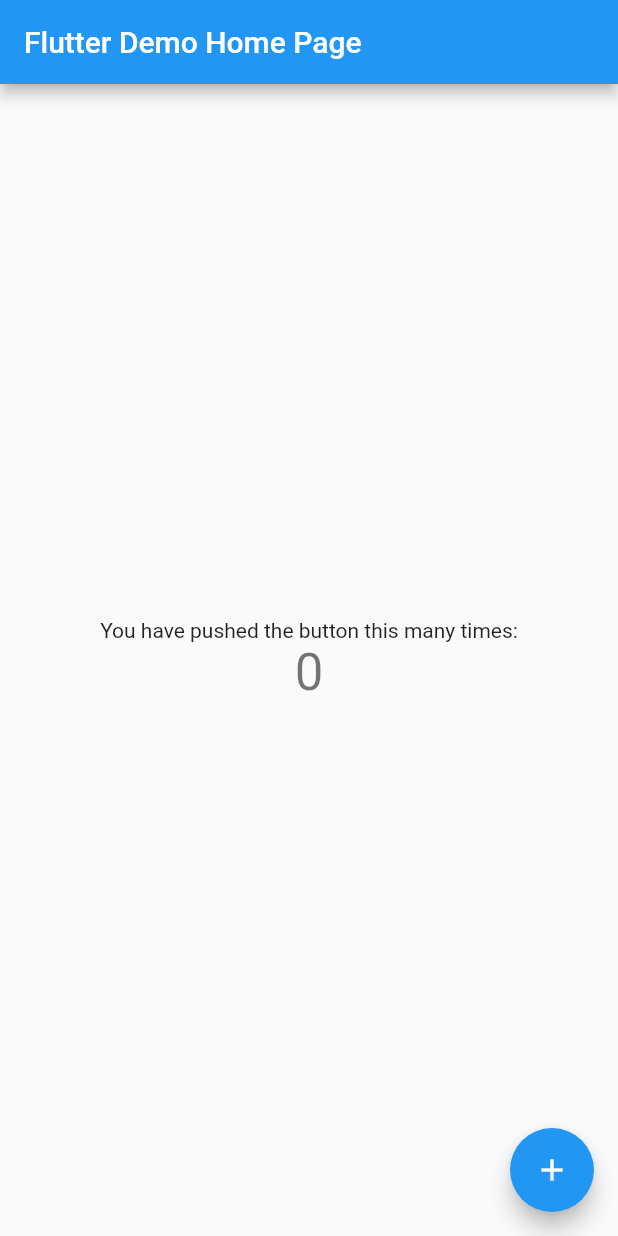
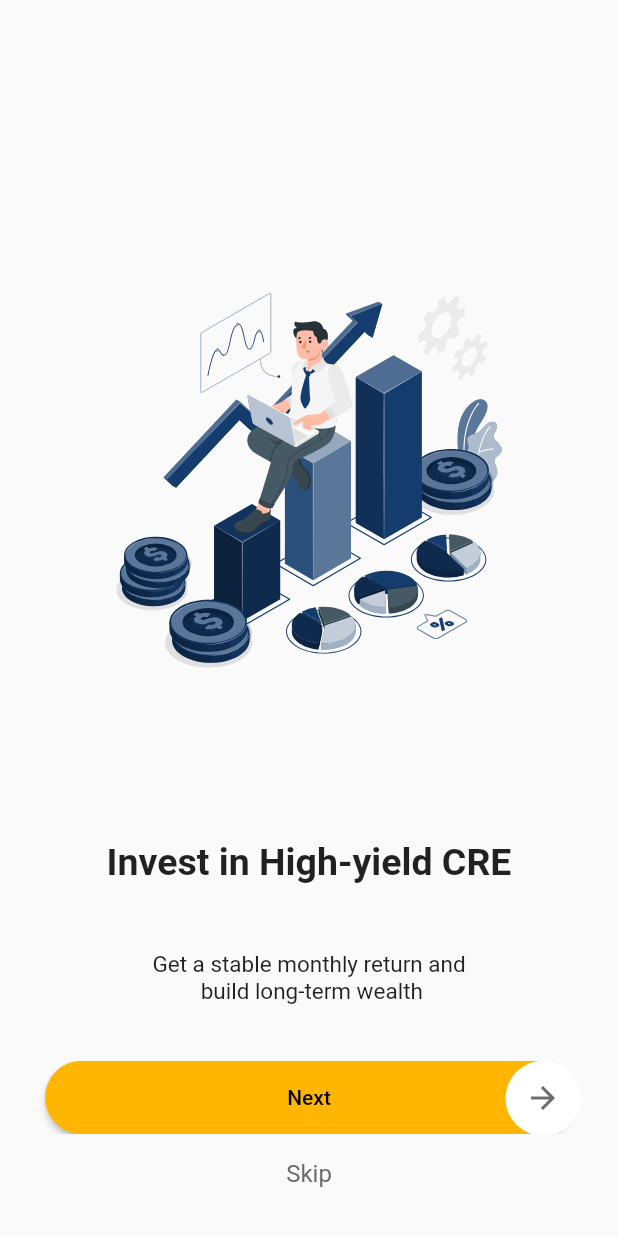
Before and after one commit to kishan06/freeU, a Flutter app: the screen it shows after launch, on a phone screen of 412 x 824 dp. Run offline on Flutter 3.47's test engine with Material 2 defaults, Android fonts, the phone set to English and light mode, and no system bars; our stand-ins replace flutter_native_splash, flutter_screenutil, flutter_svg, fluttertoast, get; Roboto replaces fonts that are missing (Productsans).

Commit message:
splash screen

```diff
--- /dev/null
+++ b/lib/Utils/textStyle.dart
@@ -0,0 +1,9 @@
+import 'package:flutter/material.dart';
+import 'package:flutter_screenutil/flutter_screenutil.dart';
+
+TextStyle blackStyle(BuildContext context) => TextStyle(
+      color: Colors.black,
+      fontFamily: 'Product sans',
+      fontSize: 16.sm,
+      fontWeight: FontWeight.w500,
+    );
--- /dev/null
+++ b/lib/login/content_model.dart
@@ -0,0 +1,23 @@
+class UnbordingContent {
+  String image;
+  String title;
+  String content;
+
+  UnbordingContent(
+      {required this.image, required this.title, required this.content});
+}
+
+List<UnbordingContent> contents = [
+  UnbordingContent(
+      title: 'Invest in High-yield CRE',
+      image: 'assets/images/slider1.svg',
+      content: "Get a stable monthly return and\n build long-term wealth"),
+  UnbordingContent(
+      title: 'Track Your Portfolio',
+      image: 'assets/images/slider2.svg',
+      content: "See how your investments are performing.\n anytime, anywhere"),
+  UnbordingContent(
+      title: 'Get Regular Updates ',
+      image: 'assets/images/slider3.svg',
+      content: "Get notified on payouts, updates,\n and new opportunities"),
+];
--- /dev/null
+++ b/lib/login/login.dart
@@ -0,0 +1,19 @@
+import 'package:flutter/material.dart';
+import 'package:flutter/src/widgets/container.dart';
+import 'package:flutter/src/widgets/framework.dart';
+
+class Login extends StatefulWidget {
+  const Login({super.key});
+
+  @override
+  State<Login> createState() => _LoginState();
+}
+
+class _LoginState extends State<Login> {
+  @override
+  Widget build(BuildContext context) {
+    return Container(
+      color: Colors.red,
+    );
+  }
+}
--- /dev/null
+++ b/lib/login/splash.dart
@@ -0,0 +1,41 @@
+import 'dart:async';
+
+import 'package:flutter/material.dart';
+import 'package:flutter_native_splash/flutter_native_splash.dart';
+import 'package:freeu/login/splashslider.dart';
+import 'package:get/get.dart';
+
+class Splash extends StatefulWidget {
+  const Splash({Key? key}) : super(key: key);
+
+  @override
+  State<Splash> createState() => _SplashState();
+}
+
+class _SplashState extends State<Splash> {
+  @override
+  Widget build(BuildContext context) {
+    Timer(
+        Duration(seconds: 2),
+        () => Navigator.of(context).pushReplacement(MaterialPageRoute(
+            builder: (BuildContext context) => Splashslider())));
+
+    return Scaffold(
+      body: Container(
+        color: Color(0xFF143C6D),
+        child: Center(
+          child: Column(
+              crossAxisAlignment: CrossAxisAlignment.center,
+              mainAxisAlignment: MainAxisAlignment.center,
+              children: [
+                Image.asset(
+                  'assets/images/freeulogo.png',
+                  height: 150.0,
+                  width: 150.0,
+                ),
+              ]),
+        ),
+      ),
+    );
+  }
+}
--- /dev/null
+++ b/lib/login/splashslider.dart
@@ -0,0 +1,289 @@
+import 'package:flutter/material.dart';
+import 'package:flutter/services.dart';
+import 'package:flutter_screenutil/flutter_screenutil.dart';
+import 'package:flutter_svg/flutter_svg.dart';
+import 'package:fluttertoast/fluttertoast.dart';
+import 'package:freeu/Utils/textStyle.dart';
+import 'package:freeu/login/content_model.dart';
+import 'package:get/get.dart';
+
+class Splashslider extends StatefulWidget {
+  const Splashslider({Key? key}) : super(key: key);
+
+  @override
+  State<Splashslider> createState() => _SplashsliderState();
+}
+
+class _SplashsliderState extends State<Splashslider> {
+  int currentIndex = 0;
+  late PageController _controller;
+  DateTime timebackPressed = DateTime.now();
+  @override
+  void initState() {
+    _controller = PageController(initialPage: 0);
+    super.initState();
+  }
+
+  @override
+  Widget build(BuildContext context) {
+    return WillPopScope(
+      onWillPop: () async {
+        final difference = DateTime.now().difference(timebackPressed);
+        final isExitWarning = difference >= Duration(seconds: 2);
+
+        timebackPressed = DateTime.now();
+
+        if (isExitWarning) {
+          final message = "Press back again to exit";
+          Fluttertoast.showToast(
+            msg: message,
+            fontSize: 18,
+          );
+
+          return false;
+        } else {
+          Fluttertoast.cancel();
+
+          SystemNavigator.pop();
+          return true;
+        }
+      },
+      child: Scaffold(
+        body: Column(
+          mainAxisAlignment: MainAxisAlignment.center,
+          crossAxisAlignment: CrossAxisAlignment.start,
+          children: [
+            SizedBox(
+              height: 100,
+            ),
+            Expanded(
+              child: PageView.builder(
+                controller: _controller,
+                itemCount: contents.length,
+                onPageChanged: (int index) {
+                  setState(() {
+                    currentIndex = index;
+                  });
+                },
+                itemBuilder: (_, i) {
+                  return Column(
+                    mainAxisAlignment: MainAxisAlignment.center,
+                    children: [
+                      Expanded(
+                        flex: 6,
+                        child: SvgPicture.asset(
+                          contents[i].image,
+                          height: 250,
+                        ),
+                      ),
+                      SizedBox(
+                        height: 20,
+                      ),
+                      Expanded(
+                        flex: 1,
+                        child: Text(
+                          contents[i].title,
+                          textAlign: TextAlign.center,
+                          style: TextStyle(
+                            fontSize: 25,
+                            fontWeight: FontWeight.bold,
+                            fontFamily: '',
+                          ),
+                        ),
+                      ),
+                      Expanded(
+                        flex: 1,
+                        child: Text(
+                          contents[i].content,
+                          textAlign: TextAlign.center,
+                          style: TextStyle(
+                            fontSize: 15,
+                            //fontWeight: FontWeight.,
+                            fontFamily: 'Productsans',
+                          ),
+                        ),
+                      ),
+                      // InkWell(
+                      //     onTap: () {
+                      //       setState(() {
+                      //         _controller.animateToPage(currentIndex + 1,
+                      //             duration: const Duration(milliseconds: 500),
+                      //             curve: Curves.linear);
+                      //         if (currentIndex == 2) {
+                      //           Get.toNamed('/login');
+                      //         }
+                      //       });
+                      //     },
+                      //     child:
+                      //         SvgPicture.asset("assets/images/nextButton.svg")),
+                      InkWell(
+                        onTap: () => Get.toNamed('/login'),
+                        child: Stack(
+                          children: [
+                            SizedBox(
+                              width: double.infinity,
+                              height: 50.h,
+                              child: Padding(
+                                padding:
+                                    const EdgeInsets.symmetric(horizontal: 30),
+                                child: ElevatedButton(
+                                  style: ElevatedButton.styleFrom(
+                                      backgroundColor: Color(0xFFFFB600),
+                                      shape: (RoundedRectangleBorder(
+                                        borderRadius:
+                                            BorderRadius.circular(30.0),
+                                      ))),
+                                  onPressed: () {},
+                                  child: Text(
+                                    'Next',
+                                    style: TextStyle(
+                                      color: Colors.black,
+                                    ),
+                                  ),
+                                ),
+                              ),
+                            ),
+                            Positioned(
+                              right: 25,
+                              child: CircleAvatar(
+                                backgroundColor: Colors.white,
+                                radius: 25,
+                                child: Icon(
+                                    color: Color(0xFF6B6B6B),
+                                    Icons.arrow_forward),
+                              ),
+                            )
+                          ],
+                        ),
+                      ),
+                      SizedBox(
+                        height: 17,
+                      )
+                    ],
+                  );
+                },
+              ),
+            ),
+            //   Row(
+            //     mainAxisAlignment: MainAxisAlignment.spaceEvenly,
+            //     children: <Widget>[
+            //       Expanded(
+            //           flex: 1,
+            //           child: Column(
+            //             crossAxisAlignment: CrossAxisAlignment.start,
+            //             mainAxisAlignment: MainAxisAlignment.end,
+            //             children: [
+            //               Container(
+            //                   child: Row(
+            //                 crossAxisAlignment: CrossAxisAlignment.center,
+            //                 mainAxisAlignment: MainAxisAlignment.center,
+            //                 children: List.generate(
+            //                   contents.length,
+            //                   (index) => buildDot(index, context),
+            //                 ),
+            //               )),
+            //               SizedBox(
+            //                 height: 20,
+            //               ),
+            Row(
+              mainAxisAlignment: MainAxisAlignment.center,
+              children: [
+                // SizedBox(
+                //   width: 35,
+                // ),
+                GestureDetector(
+                  child: Text(
+                    "Skip",
+                    style: TextStyle(
+                      color: Color(0xFF6B6B6B),
+                      fontSize: 16,
+                      fontFamily: "",
+                    ),
+                  ),
+                  onTap: () {
+                    Get.toNamed('/login');
+                  },
+                ),
+              ],
+            ),
+            SizedBox(
+              height: 32,
+            )
+            // SizedBox(
+            //   height: 32,
+            // )
+            //             ],
+            //           )),
+            //       SizedBox(
+            //         width: 50,
+            //       ),
+            //       Expanded(
+            //         flex: 1,
+            //         child: Column(
+            //           children: [
+            //             Container(
+            //               height: 60,
+            //               margin:
+            //                   EdgeInsets.only(left: 35, right: 35, bottom: 20),
+            //               width: double.infinity,
+            //               child: ElevatedButton(
+            //                 onPressed: () {
+            //                   setState(() {
+            //                     _controller.animateToPage(currentIndex + 1,
+            //                         duration: const Duration(milliseconds: 500),
+            //                         curve: Curves.linear);
+            //                     if (currentIndex == 5) {
+            //                       Get.toNamed('/login');
+            //                     }
+            //                   });
+            //                 },
+            //                 style: ButtonStyle(
+            //                   backgroundColor: MaterialStateProperty.all<Color>(
+            //                       Color(0xFFF78104)),
+            //                   shape: MaterialStateProperty.all<OutlinedBorder>(
+            //                       RoundedRectangleBorder(
+            //                     borderRadius: BorderRadius.circular(10),
+            //                   )),
+            //                 ),
+            //                 child: Align(
+            //                   alignment: Alignment.center,
+            //                   child: Column(
+            //                       mainAxisAlignment: MainAxisAlignment.center,
+            //                       children: [
+            //                         Text(
+            //                           "Next",
+            //                           style: blackStyle(context).copyWith(
+            //                             color: Colors.white,
+            //                             fontSize: 16,
+            //                           ),
+            //                         ),
+            //                       ]),
+            //                 ),
+            //               ),
+            //             ),
+            //             SizedBox(
+            //               height: 20,
+            //             )
+            //           ],
+            //         ),
+            //       ),
+            //     ],
+            //   ),
+          ],
+        ),
+      ),
+    );
+  }
+
+  // Container buildDot(int index, BuildContext context) {
+  //   return Container(
+  //     height: 10,
+  //     width: currentIndex == index ? 35 : 10,
+  //     margin: EdgeInsets.only(right: 5),
+  //     decoration: BoxDecoration(
+  //       borderRadius: BorderRadius.circular(20),
+  //       color: currentIndex == index ? Color(0xFFF78104) : Colors.grey[300],
+  //     ),
+  //   );
+  // }
+}
--- a/lib/main.dart
+++ b/lib/main.dart
@@ -1,115 +1,41 @@
 import 'package:flutter/material.dart';
+import 'package:flutter_screenutil/flutter_screenutil.dart';
+import 'package:freeu/login/login.dart';
+import 'package:freeu/login/splash.dart';
+import 'package:freeu/login/splashslider.dart';
+import 'package:get/get.dart';
 
 void main() {
-  runApp(const MyApp());
+  runApp(MyApp());
 }
 
-class MyApp extends StatelessWidget {
-  const MyApp({super.key});
+class MyApp extends StatefulWidget {
+  MyApp({Key? key}) : super(key: key);
 
-  // This widget is the root of your application.
   @override
-  Widget build(BuildContext context) {
-    return MaterialApp(
-      title: 'Flutter Demo',
-      theme: ThemeData(
-        // This is the theme of your application.
-        //
-        // Try running your application with "flutter run". You'll see the
-        // application has a blue toolbar. Then, without quitting the app, try
-        // changing the primarySwatch below to Colors.green and then invoke
-        // "hot reload" (press "r" in the console where you ran "flutter run",
-        // or simply save your changes to "hot reload" in a Flutter IDE).
-        // Notice that the counter didn't reset back to zero; the application
-        // is not restarted.
-        primarySwatch: Colors.blue,
-      ),
-      home: const MyHomePage(title: 'Flutter Demo Home Page'),
-    );
-  }
+  State<MyApp> createState() => _MyAppState();
 }
 
-class MyHomePage extends StatefulWidget {
-  const MyHomePage({super.key, required this.title});
-
-  // This widget is the home page of your application. It is stateful, meaning
-  // that it has a State object (defined below) that contains fields that affect
-  // how it looks.
-
-  // This class is the configuration for the state. It holds the values (in this
-  // case the title) provided by the parent (in this case the App widget) and
-  // used by the build method of the State. Fields in a Widget subclass are
-  // always marked "final".
-
-  final String title;
-
+class _MyAppState extends State<MyApp> {
   @override
-  State<MyHomePage> createState() => _MyHomePageState();
-}
-
-class _MyHomePageState extends State<MyHomePage> {
-  int _counter = 0;
-
-  void _incrementCounter() {
-    setState(() {
-      // This call to setState tells the Flutter framework that something has
-      // changed in this State, which causes it to rerun the build method below
-      // so that the display can reflect the updated values. If we changed
-      // _counter without calling setState(), then the build method would not be
-      // called again, and so nothing would appear to happen.
-      _counter++;
-    });
+  void initState() {
+    super.initState();
   }
 
   @override
   Widget build(BuildContext context) {
-    // This method is rerun every time setState is called, for instance as done
-    // by the _incrementCounter method above.
-    //
-    // The Flutter framework has been optimized to make rerunning build methods
-    // fast, so that you can just rebuild anything that needs updating rather
-    // than having to individually change instances of widgets.
-    return Scaffold(
-      appBar: AppBar(
-        // Here we take the value from the MyHomePage object that was created by
-        // the App.build method, and use it to set our appbar title.
-        title: Text(widget.title),
+    return ScreenUtilInit(
+      builder: (BuildContext context, Widget? child) => GetMaterialApp(
+        debugShowCheckedModeBanner: false,
+        title: 'FreeU',
+        initialRoute: '/',
+        getPages: [
+          GetPage(name: '/', page: () => Splash()),
+          GetPage(name: '/splashslider', page: () => Splashslider()),
+          GetPage(name: '/login', page: () => Login()),
+        ],
       ),
-      body: Center(
-        // Center is a layout widget. It takes a single child and positions it
-        // in the middle of the parent.
-        child: Column(
-          // Column is also a layout widget. It takes a list of children and
-          // arranges them vertically. By default, it sizes itself to fit its
-          // children horizontally, and tries to be as tall as its parent.
-          //
-          // Invoke "debug painting" (press "p" in the console, choose the
-          // "Toggle Debug Paint" action from the Flutter Inspector in Android
-          // Studio, or the "Toggle Debug Paint" command in Visual Studio Code)
-          // to see the wireframe for each widget.
-          //
-          // Column has various properties to control how it sizes itself and
-          // how it positions its children. Here we use mainAxisAlignment to
-          // center the children vertically; the main axis here is the vertical
-          // axis because Columns are vertical (the cross axis would be
-          // horizontal).
-          mainAxisAlignment: MainAxisAlignment.center,
-          children: <Widget>[
-            const Text(
-              'You have pushed the button this many times:',
-            ),
-            Text(
-              '$_counter',
-              style: Theme.of(context).textTheme.headline4,
-            ),
-          ],
-        ),
-      ),
-      floatingActionButton: FloatingActionButton(
-        onPressed: _incrementCounter,
-        tooltip: 'Increment',
-        child: const Icon(Icons.add),
-      ), // This trailing comma makes auto-formatting nicer for build methods.
+      designSize: Size(390, 844),
     );
   }
 }
```
Also changed, not shown: pubspec.yaml (+8 -2 lines), assets/images/freeulogo.png (added), assets/images/nextButton.svg (added), assets/images/slider1.svg (added), assets/images/slider2.svg (added), assets/images/slider3.svg (added), pubspec.lock, 1 other file.
